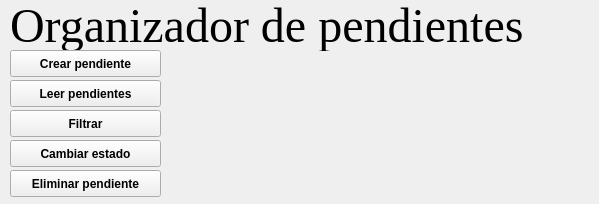
Before: the Qt Designer form proyectoSolitario/mainwindow.ui in dereck-anti-EPN/Proyecto-Programacion, drawn with Qt 5.
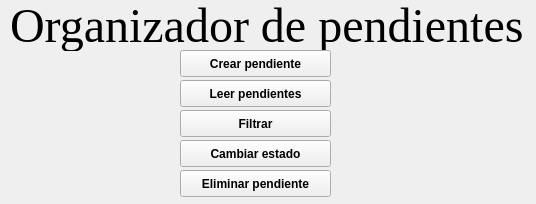
After: the same form once the commit is applied. Icons and pictures are not drawn.

Diff of the .ui file:
```diff
--- a/proyectoSolitario/mainwindow.ui
+++ b/proyectoSolitario/mainwindow.ui
@@ -6,7 +6,7 @@
    <rect>
     <x>0</x>
     <y>0</y>
-    <width>599</width>
+    <width>536</width>
     <height>204</height>
    </rect>
   </property>
@@ -39,7 +39,7 @@
    <widget class="QPushButton" name="botonCrear">
     <property name="geometry">
      <rect>
-      <x>10</x>
+      <x>180</x>
       <y>50</y>
       <width>151</width>
       <height>27</height>
@@ -60,7 +60,7 @@
    <widget class="QPushButton" name="botonLeer">
     <property name="geometry">
      <rect>
-      <x>10</x>
+      <x>180</x>
       <y>80</y>
       <width>151</width>
       <height>27</height>
@@ -81,7 +81,7 @@
    <widget class="QPushButton" name="botonCambiar">
     <property name="geometry">
      <rect>
-      <x>10</x>
+      <x>180</x>
       <y>140</y>
       <width>151</width>
       <height>27</height>
@@ -102,7 +102,7 @@
    <widget class="QPushButton" name="botonEliminar">
     <property name="geometry">
      <rect>
-      <x>10</x>
+      <x>180</x>
       <y>170</y>
       <width>151</width>
       <height>27</height>
@@ -123,7 +123,7 @@
    <widget class="QPushButton" name="botonFiltrar">
     <property name="geometry">
      <rect>
-      <x>10</x>
+      <x>180</x>
       <y>110</y>
       <width>151</width>
       <height>27</height>
```
